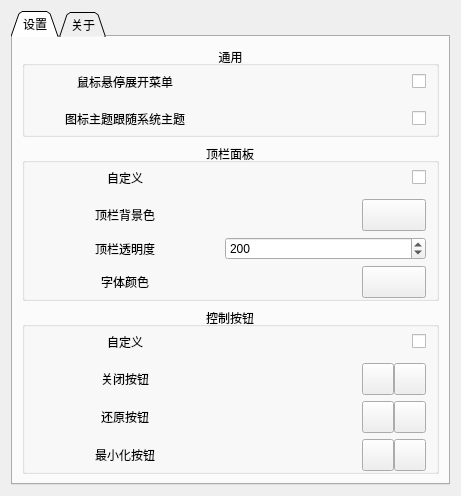
Above: frame/window/mainsettingwidget.ui from IMEVER/dde-top-panel before the change. Below: the same form after it.
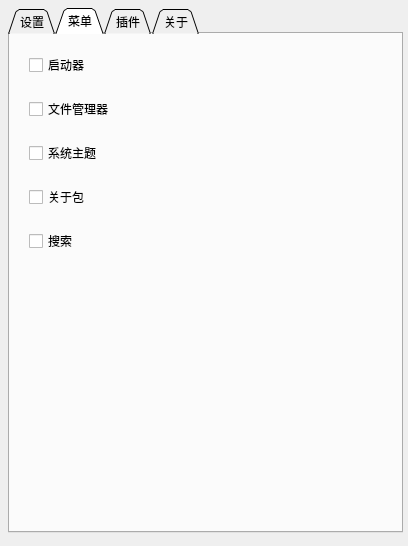
That is the form after the change. The open tabs and pages were chosen to show the change. Icons and pictures are not drawn.

```diff
--- a/frame/window/mainsettingwidget.ui
+++ b/frame/window/mainsettingwidget.ui
@@ -6,16 +6,22 @@
    <rect>
     <x>0</x>
     <y>0</y>
-    <width>461</width>
-    <height>491</height>
+    <width>408</width>
+    <height>546</height>
    </rect>
   </property>
   <property name="windowTitle">
    <string>设置</string>
   </property>
-  <layout class="QVBoxLayout" name="verticalLayout">
-   <item>
     <widget class="QTabWidget" name="tabWidget">
+   <property name="geometry">
+    <rect>
+     <x>8</x>
+     <y>8</y>
+     <width>395</width>
+     <height>525</height>
+    </rect>
+   </property>
      <property name="tabShape">
       <enum>QTabWidget::Triangular</enum>
      </property>
@@ -972,6 +978,133 @@
        </item>
       </layout>
      </widget>
+   <widget class="QWidget" name="tab_menu">
+    <attribute name="title">
+     <string>菜单</string>
+    </attribute>
+    <layout class="QHBoxLayout" name="horizontalLayout_14">
+     <item>
+      <layout class="QVBoxLayout" name="verticalLayout_6">
+       <property name="spacing">
+        <number>20</number>
+       </property>
+       <property name="leftMargin">
+        <number>10</number>
+       </property>
+       <property name="topMargin">
+        <number>10</number>
+       </property>
+       <property name="rightMargin">
+        <number>10</number>
+       </property>
+       <property name="bottomMargin">
+        <number>10</number>
+       </property>
+       <item>
+        <widget class="QCheckBox" name="menu_launch">
+         <property name="maximumSize">
+          <size>
+           <width>16777215</width>
+           <height>40</height>
+          </size>
+         </property>
+         <property name="layoutDirection">
+          <enum>Qt::LeftToRight</enum>
+         </property>
+         <property name="text">
+          <string>启动器</string>
+         </property>
+        </widget>
+       </item>
+       <item>
+        <widget class="QCheckBox" name="menu_fileManager">
+         <property name="text">
+          <string>文件管理器</string>
+         </property>
+        </widget>
+       </item>
+       <item>
+        <widget class="QCheckBox" name="menu_theme">
+         <property name="text">
+          <string>系统主题</string>
+         </property>
+        </widget>
+       </item>
+       <item>
+        <widget class="QCheckBox" name="menu_aboutPackage">
+         <property name="text">
+          <string>关于包</string>
+         </property>
+        </widget>
+       </item>
+       <item>
+        <widget class="QCheckBox" name="menu_search">
+         <property name="text">
+          <string>搜索</string>
+         </property>
+        </widget>
+       </item>
+       <item>
+        <spacer name="verticalSpacer_3">
+         <property name="orientation">
+          <enum>Qt::Vertical</enum>
+         </property>
+         <property name="sizeHint" stdset="0">
+          <size>
+           <width>20</width>
+           <height>40</height>
+          </size>
+         </property>
+        </spacer>
+       </item>
+      </layout>
+     </item>
+    </layout>
+   </widget>
+   <widget class="QWidget" name="tab_plugin">
+    <attribute name="title">
+     <string>插件</string>
+    </attribute>
+    <layout class="QHBoxLayout" name="horizontalLayout_13">
+     <property name="spacing">
+      <number>10</number>
+     </property>
+     <property name="leftMargin">
+      <number>10</number>
+     </property>
+     <property name="topMargin">
+      <number>10</number>
+     </property>
+     <property name="rightMargin">
+      <number>10</number>
+     </property>
+     <property name="bottomMargin">
+      <number>10</number>
+     </property>
+     <item>
+      <widget class="QListWidget" name="listWidget">
+       <property name="editTriggers">
+        <set>QAbstractItemView::NoEditTriggers</set>
+       </property>
+       <property name="showDropIndicator" stdset="0">
+        <bool>false</bool>
+       </property>
+       <property name="alternatingRowColors">
+        <bool>false</bool>
+       </property>
+       <property name="selectionMode">
+        <enum>QAbstractItemView::NoSelection</enum>
+       </property>
+       <property name="spacing">
+        <number>10</number>
+       </property>
+       <property name="itemAlignment">
+        <set>Qt::AlignLeading</set>
+       </property>
+      </widget>
+     </item>
+    </layout>
+   </widget>
      <widget class="QWidget" name="tab_2">
       <attribute name="title">
        <string>关于</string>
@@ -1329,21 +1462,6 @@
       </layout>
      </widget>
     </widget>
-   </item>
-   <item>
-    <spacer name="verticalSpacer">
-     <property name="orientation">
-      <enum>Qt::Vertical</enum>
-     </property>
-     <property name="sizeHint" stdset="0">
-      <size>
-       <width>20</width>
-       <height>40</height>
-      </size>
-     </property>
-    </spacer>
-   </item>
-  </layout>
  </widget>
  <resources/>
  <connections/>
```
Left out of the diff: 49 changed lines with no effect on the pictures. Lines whose indentation alone changed are shown as unchanged.
